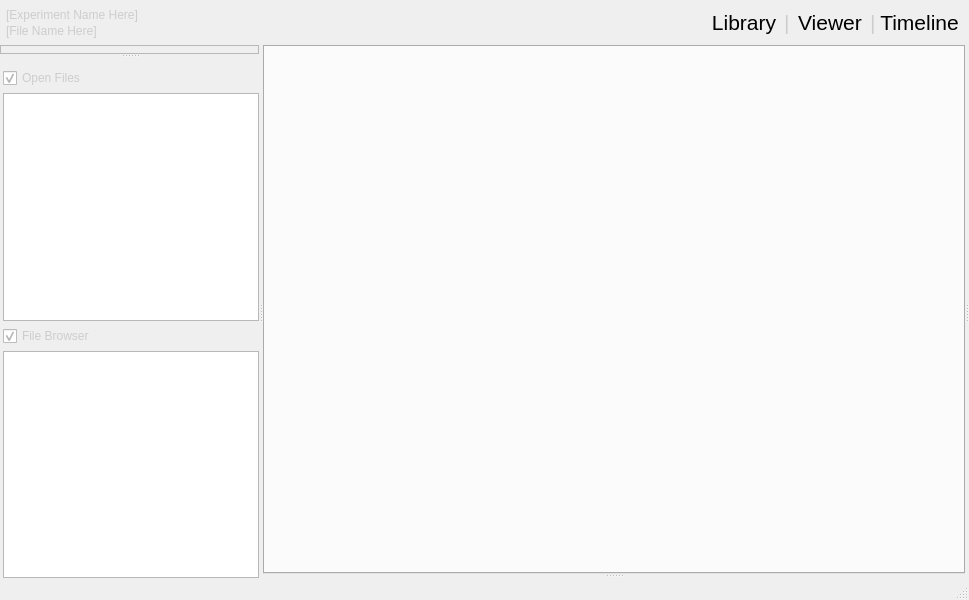
This is gui/mainwindow.ui in ronpandolfi/Xi-cam as Qt 5 draws it before an edit. The edited form follows.
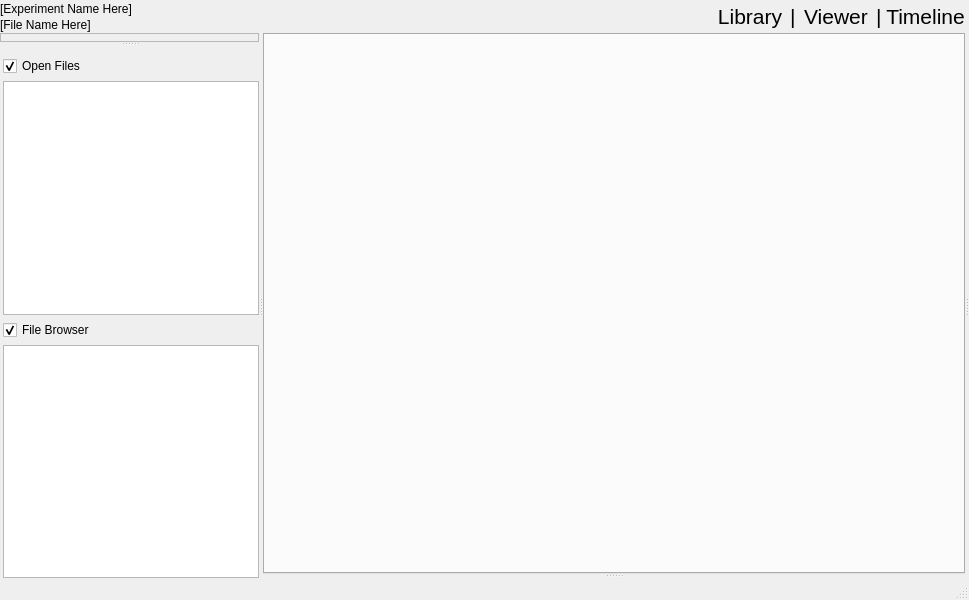
This is the edited form. Icons and pictures are not drawn.

Commit message: Added mirror/radial symmetry to viewer. Removed ROI+Menu buttons. Added 'show/hide mask' function.

What changed in the file:
```diff
--- a/gui/mainwindow.ui
+++ b/gui/mainwindow.ui
@@ -16,205 +16,6 @@
     <verstretch>0</verstretch>
    </sizepolicy>
   </property>
-     <property name="palette">
-         <palette>
-             <active>
-                 <colorrole role="WindowText">
-                     <brush brushstyle="SolidPattern">
-                         <color alpha="255">
-                             <red>205</red>
-                             <green>205</green>
-                             <blue>205</blue>
-                         </color>
-                     </brush>
-                 </colorrole>
-                 <colorrole role="Light">
-                     <brush brushstyle="SolidPattern">
-                         <color alpha="255">
-                             <red>172</red>
-                             <green>172</green>
-                             <blue>172</blue>
-                         </color>
-                     </brush>
-                 </colorrole>
-                 <colorrole role="Midlight">
-                     <brush brushstyle="SolidPattern">
-                         <color alpha="255">
-                             <red>214</red>
-                             <green>214</green>
-                             <blue>214</blue>
-                         </color>
-                     </brush>
-                 </colorrole>
-                 <colorrole role="Dark">
-                     <brush brushstyle="SolidPattern">
-                         <color alpha="255">
-                             <red>255</red>
-                             <green>255</green>
-                             <blue>255</blue>
-                         </color>
-                     </brush>
-                 </colorrole>
-                 <colorrole role="Mid">
-                     <brush brushstyle="SolidPattern">
-                         <color alpha="255">
-                             <red>232</red>
-                             <green>232</green>
-                             <blue>232</blue>
-                         </color>
-                     </brush>
-                 </colorrole>
-                 <colorrole role="Text">
-                     <brush brushstyle="SolidPattern">
-                         <color alpha="255">
-                             <red>220</red>
-                             <green>220</green>
-                             <blue>220</blue>
-                         </color>
-                     </brush>
-                 </colorrole>
-                 <colorrole role="ButtonText">
-                     <brush brushstyle="SolidPattern">
-                         <color alpha="255">
-                             <red>0</red>
-                             <green>0</green>
-                             <blue>0</blue>
-                         </color>
-                     </brush>
-                 </colorrole>
-             </active>
-             <inactive>
-                 <colorrole role="WindowText">
-                     <brush brushstyle="SolidPattern">
-                         <color alpha="255">
-                             <red>205</red>
-                             <green>205</green>
-                             <blue>205</blue>
-                         </color>
-                     </brush>
-                 </colorrole>
-                 <colorrole role="Light">
-                     <brush brushstyle="SolidPattern">
-                         <color alpha="255">
-                             <red>172</red>
-                             <green>172</green>
-                             <blue>172</blue>
-                         </color>
-                     </brush>
-                 </colorrole>
-                 <colorrole role="Midlight">
-                     <brush brushstyle="SolidPattern">
-                         <color alpha="255">
-                             <red>214</red>
-                             <green>214</green>
-                             <blue>214</blue>
-                         </color>
-                     </brush>
-                 </colorrole>
-                 <colorrole role="Dark">
-                     <brush brushstyle="SolidPattern">
-                         <color alpha="255">
-                             <red>255</red>
-                             <green>255</green>
-                             <blue>255</blue>
-                         </color>
-                     </brush>
-                 </colorrole>
-                 <colorrole role="Mid">
-                     <brush brushstyle="SolidPattern">
-                         <color alpha="255">
-                             <red>232</red>
-                             <green>232</green>
-                             <blue>232</blue>
-                         </color>
-                     </brush>
-                 </colorrole>
-                 <colorrole role="Text">
-                     <brush brushstyle="SolidPattern">
-                         <color alpha="255">
-                             <red>220</red>
-                             <green>220</green>
-                             <blue>220</blue>
-                         </color>
-                     </brush>
-                 </colorrole>
-                 <colorrole role="ButtonText">
-                     <brush brushstyle="SolidPattern">
-                         <color alpha="255">
-                             <red>0</red>
-                             <green>0</green>
-                             <blue>0</blue>
-                         </color>
-                     </brush>
-                 </colorrole>
-             </inactive>
-             <disabled>
-                 <colorrole role="WindowText">
-                     <brush brushstyle="SolidPattern">
-                         <color alpha="255">
-                             <red>255</red>
-                             <green>255</green>
-                             <blue>255</blue>
-                         </color>
-                     </brush>
-                 </colorrole>
-                 <colorrole role="Light">
-                     <brush brushstyle="SolidPattern">
-                         <color alpha="255">
-                             <red>172</red>
-                             <green>172</green>
-                             <blue>172</blue>
-                         </color>
-                     </brush>
-                 </colorrole>
-                 <colorrole role="Midlight">
-                     <brush brushstyle="SolidPattern">
-                         <color alpha="255">
-                             <red>214</red>
-                             <green>214</green>
-                             <blue>214</blue>
-                         </color>
-                     </brush>
-                 </colorrole>
-                 <colorrole role="Dark">
-                     <brush brushstyle="SolidPattern">
-                         <color alpha="255">
-                             <red>255</red>
-                             <green>255</green>
-                             <blue>255</blue>
-                         </color>
-                     </brush>
-                 </colorrole>
-                 <colorrole role="Mid">
-                     <brush brushstyle="SolidPattern">
-                         <color alpha="255">
-                             <red>232</red>
-                             <green>232</green>
-                             <blue>232</blue>
-                         </color>
-                     </brush>
-                 </colorrole>
-                 <colorrole role="Text">
-                     <brush brushstyle="SolidPattern">
-                         <color alpha="255">
-                             <red>255</red>
-                             <green>255</green>
-                             <blue>255</blue>
-                         </color>
-                     </brush>
-                 </colorrole>
-                 <colorrole role="ButtonText">
-                     <brush brushstyle="SolidPattern">
-                         <color alpha="255">
-                             <red>255</red>
-                             <green>255</green>
-                             <blue>255</blue>
-                         </color>
-                     </brush>
-                 </colorrole>
-             </disabled>
-         </palette>
-     </property>
   <property name="windowTitle">
       <string>SAXS-ON</string>
   </property>
@@ -248,17 +49,20 @@
         <layout class="QVBoxLayout" name="verticalLayout_3">
             <item>
                 <layout class="QHBoxLayout" name="modemenu">
+        <property name="spacing">
+         <number>0</number>
+        </property>
                     <property name="leftMargin">
-                        <number>6</number>
+         <number>0</number>
         </property>
                     <property name="topMargin">
-                        <number>6</number>
+         <number>0</number>
         </property>
                     <property name="rightMargin">
-                        <number>6</number>
+         <number>0</number>
         </property>
                     <property name="bottomMargin">
-                        <number>6</number>
+         <number>0</number>
         </property>
                     <item>
                         <layout class="QVBoxLayout" name="verticalLayout_6">
```
Left out of the diff: 75 changed lines with no effect on the pictures. Lines whose indentation alone changed are shown as unchanged. The commit also changes 11 other files.
